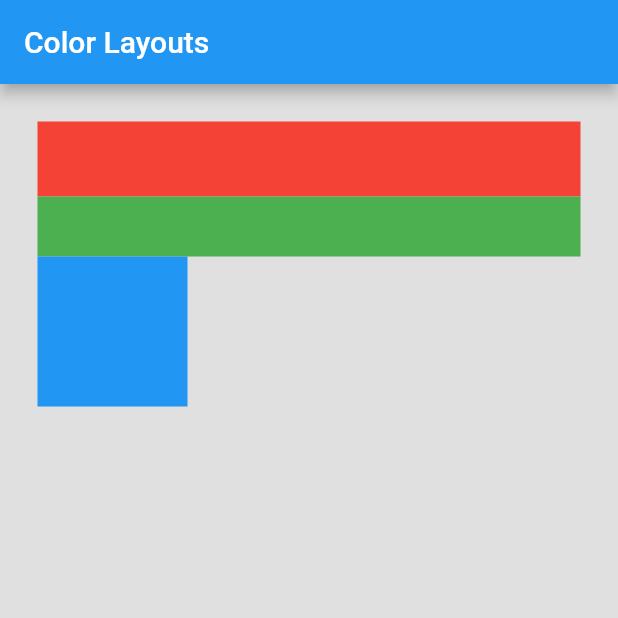
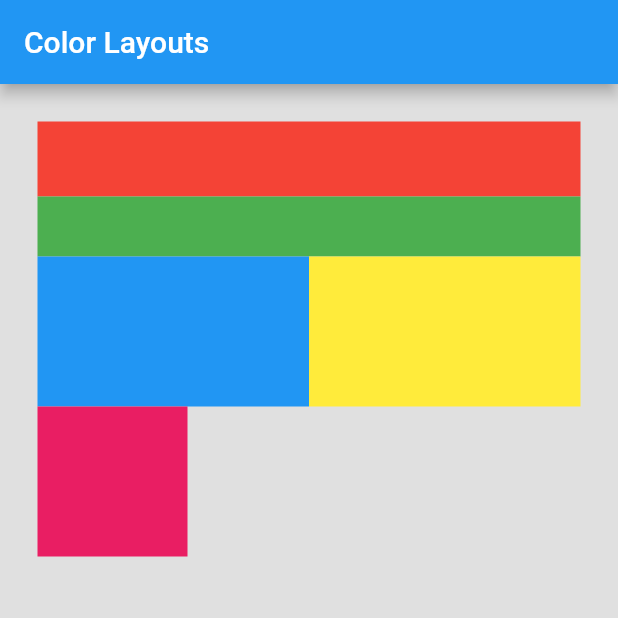
Before and after one commit to ghigbie/flutter_color_layout, a Flutter app: the screen it shows after launch, on a phone screen of 412 x 824 dp, the top half of it. Run offline on Flutter 3.47's test engine with Material 2 defaults, Android fonts, the phone set to English and light mode, and no system bars.

Commit message:
Add expaned widgets class

```diff
--- a/lib/color_layout.dart
+++ b/lib/color_layout.dart
@@ -7,7 +7,8 @@ class FirstRow extends StatelessWidget{
   Widget build(BuildContext context){
     return Row(
       children: [
-        Container(color: Colors.blue, height: 100, width: 100)
+        Expanded(child: Container(color: Colors.blue, height: 100)),
+        Expanded(child: Container(color: Colors.yellow, height: 100)),
       ]
     );
   }
@@ -37,7 +38,8 @@ class ColorLayout extends StatelessWidget{
           children: [
             Container(color: Colors.red, height: 50, padding: EdgeInsets.only(bottom: 10)),
             Container(color: Colors.green, height: 40, padding: EdgeInsets.only(bottom: 10)),
-            FirstRow()
+            FirstRow(),
+            SecondRow(),
           ]
             ),
         ),
```
